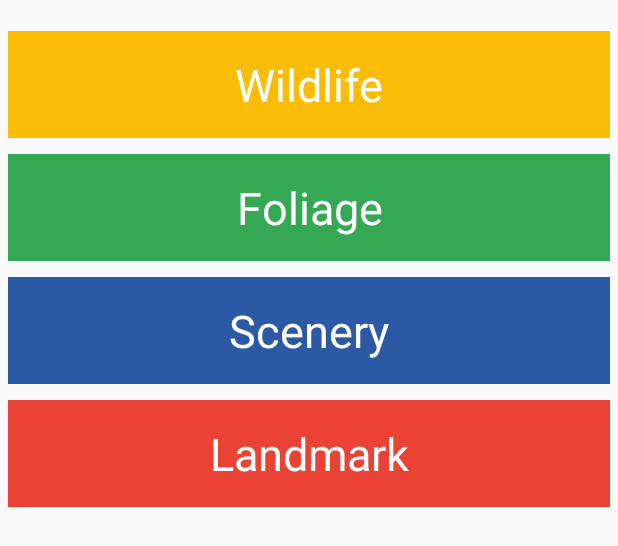
After one commit to abita-iw/android, an Android app: the layout choose_pin_type.xml on its own in the app's theme, with its tools: preview values and no code run, on a phone screen of 412 x 824 dp. The commit adds this screen. Shown: the top 546 px of the screen. Run offline under Robolectric (Android 15) with nearby library versions, the phone set to English and light mode, and no system bars.

Commit message:
Added minimal functionality to some floating action buttons

```diff
--- a/app/src/main/java/com/example/aqeelp/abita/MapsActivity.java
+++ b/app/src/main/java/com/example/aqeelp/abita/MapsActivity.java
@@ -14,6 +14,7 @@ import android.support.v4.app.FragmentActivity;
 import android.os.Bundle;
 import android.support.v4.content.ContextCompat;
 import android.util.Log;
+import android.view.View;
 import android.view.ViewGroup;
 import android.view.Window;
 import android.widget.ImageView;
@@ -32,6 +33,7 @@ import com.google.android.gms.maps.model.Marker;
 import com.google.android.gms.maps.model.MarkerOptions;
 
 import java.util.ArrayList;
+import java.util.Map;
 
 public class MapsActivity extends FragmentActivity implements OnMapReadyCallback {
 
@@ -46,6 +48,30 @@ public class MapsActivity extends FragmentActivity implements OnMapReadyCallback
         SupportMapFragment mapFragment = (SupportMapFragment) getSupportFragmentManager()
                 .findFragmentById(R.id.map);
         mapFragment.getMapAsync(this);
+
+        this.findViewById(R.id.pin_button).setOnClickListener(new View.OnClickListener() {
+            @Override
+            public void onClick(View v) {
+                Log.v("Click", "hey pin was clicked");
+                Dialog dialog = new Dialog(MapsActivity.this);
+                dialog.setTitle("What type of pin is this?");
+
+                // Set the layout view of the dialog
+                dialog.setContentView(R.layout.choose_pin_type);
+
+                // Force size
+                dialog.getWindow().setLayout(ViewGroup.LayoutParams.MATCH_PARENT, ViewGroup.LayoutParams.WRAP_CONTENT);
+
+                dialog.show();
+            }
+        });
+
+        this.findViewById(R.id.recenter_button).setOnClickListener(new View.OnClickListener() {
+            @Override
+            public void onClick(View v) {
+                getLocation(MapsActivity.this);
+            }
+        });
     }
 
     /**
@@ -159,6 +185,6 @@ public class MapsActivity extends FragmentActivity implements OnMapReadyCallback
     private void updateCoordinates(Location location) {
         LatLng here = new LatLng(location.getLatitude(), location.getLongitude());
         setMarker(this, here);
-        mMap.moveCamera(CameraUpdateFactory.newCameraPosition(new CameraPosition(here, 19.0f, 0f, 0f)));
+        mMap.animateCamera(CameraUpdateFactory.newCameraPosition(new CameraPosition(here, 19.0f, 0f, 0f)));
     }
 }
--- a/app/src/main/res/layout/activity_maps.xml
+++ b/app/src/main/res/layout/activity_maps.xml
@@ -19,7 +19,7 @@
         android:src="@drawable/btn_pin"/>
 
     <ImageButton
-        android:id="@+id/camera_button"
+        android:id="@+id/image_button"
         android:layout_width="60dp"
         android:layout_height="60dp"
         android:layout_gravity="end|bottom"
@@ -31,7 +31,7 @@
         android:src="@drawable/btn_camera"/>
 
     <ImageButton
-        android:id="@+id/image_button"
+        android:id="@+id/recenter_button"
         android:layout_width="60dp"
         android:layout_height="60dp"
         android:layout_gravity="end|bottom"
@@ -40,7 +40,7 @@
         android:layout_marginRight="20dp"
         android:scaleType="fitCenter"
         android:background="@android:color/transparent"
-        android:src="@drawable/btn_plus"/>
+        android:src="@drawable/btn_gps"/>
 
     <ImageButton
         android:id="@+id/filter_button"
--- /dev/null
+++ b/app/src/main/res/layout/choose_pin_type.xml
@@ -0,0 +1,51 @@
+<?xml version="1.0" encoding="utf-8"?>
+<LinearLayout xmlns:android="http://schemas.android.com/apk/res/android"
+    android:orientation="vertical" android:layout_width="match_parent"
+    android:layout_height="wrap_content"
+    android:paddingTop="15dp">
+
+    <TextView
+        android:gravity="center"
+        android:layout_width="match_parent"
+        android:layout_height="wrap_content"
+        android:text="Wildlife"
+        android:textColor="#ffffffff"
+        android:background="#fffbbc05"
+        android:padding="15dp"
+        android:layout_margin="5dp"
+        android:textSize="30dp"/>
+
+    <TextView
+        android:gravity="center"
+        android:layout_width="match_parent"
+        android:layout_height="wrap_content"
+        android:text="Foliage"
+        android:textColor="#ffffffff"
+        android:background="#ff34a853"
+        android:padding="15dp"
+        android:layout_margin="5dp"
+        android:textSize="30dp"/>
+
+    <TextView
+        android:gravity="center"
+        android:layout_width="match_parent"
+        android:layout_height="wrap_content"
+        android:text="Scenery"
+        android:textColor="#ffffffff"
+        android:background="#ff2c59a3"
+        android:padding="15dp"
+        android:layout_margin="5dp"
+        android:textSize="30dp"/>
+
+    <TextView
+        android:gravity="center"
+        android:layout_width="match_parent"
+        android:layout_height="wrap_content"
+        android:text="Landmark"
+        android:textColor="#ffffffff"
+        android:background="#ffea4335"
+        android:padding="15dp"
+        android:layout_margin="5dp"
+        android:textSize="30dp"/>
+
+</LinearLayout>
```
Also changed, not shown: app/src/main/res/drawable/btn_gps.png (added), app/src/main/res/drawable/btn_plus.png (deleted), 1 other file.
